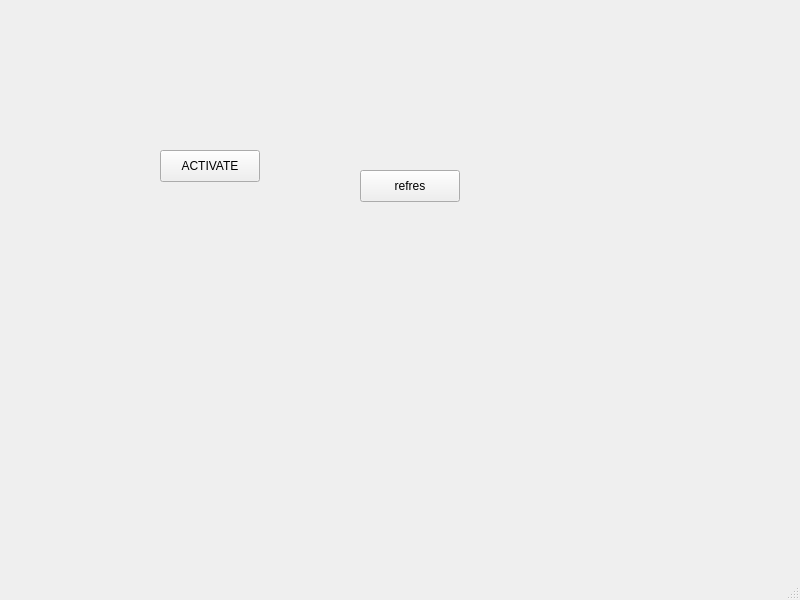
Above: mainwindow.ui from UnavailableDev/domoticaBackend before the change. Below: the same form after it.
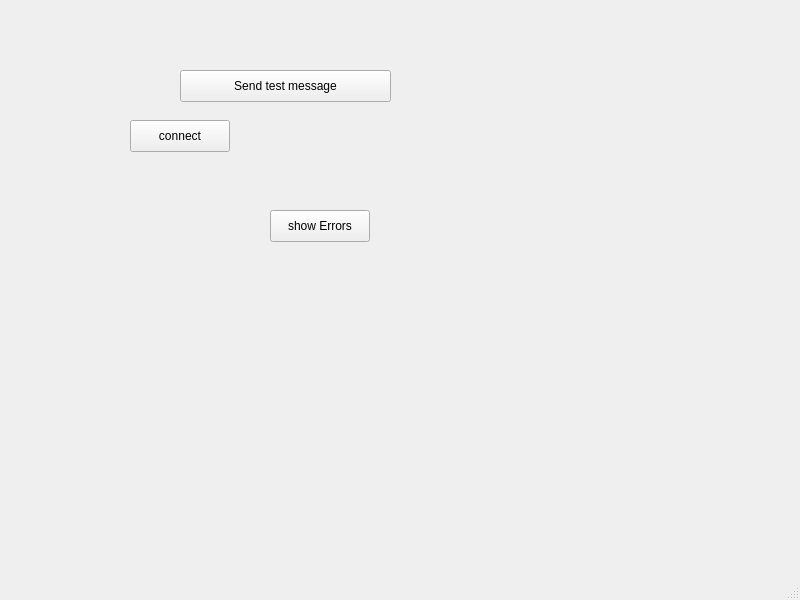
That is the form after the change.

```diff
--- a/mainwindow.ui
+++ b/mainwindow.ui
@@ -14,30 +14,43 @@
    <string>MainWindow</string>
   </property>
   <widget class="QWidget" name="centralwidget">
-   <widget class="QPushButton" name="pushButton">
-    <property name="geometry">
-     <rect>
-      <x>160</x>
-      <y>150</y>
-      <width>100</width>
-      <height>32</height>
-     </rect>
-    </property>
-    <property name="text">
-     <string>ACTIVATE</string>
-    </property>
-   </widget>
    <widget class="QPushButton" name="pushButton_2">
     <property name="geometry">
      <rect>
-      <x>360</x>
-      <y>170</y>
+      <x>180</x>
+      <y>70</y>
+      <width>211</width>
+      <height>32</height>
+     </rect>
+    </property>
+    <property name="text">
+     <string>Send test message</string>
+    </property>
+   </widget>
+   <widget class="QPushButton" name="pushButton">
+    <property name="geometry">
+     <rect>
+      <x>270</x>
+      <y>210</y>
       <width>100</width>
       <height>32</height>
      </rect>
     </property>
     <property name="text">
-     <string>refres</string>
+     <string>show Errors</string>
+    </property>
+   </widget>
+   <widget class="QPushButton" name="pushButton_3">
+    <property name="geometry">
+     <rect>
+      <x>130</x>
+      <y>120</y>
+      <width>100</width>
+      <height>32</height>
+     </rect>
+    </property>
+    <property name="text">
+     <string>connect</string>
     </property>
    </widget>
   </widget>
```
